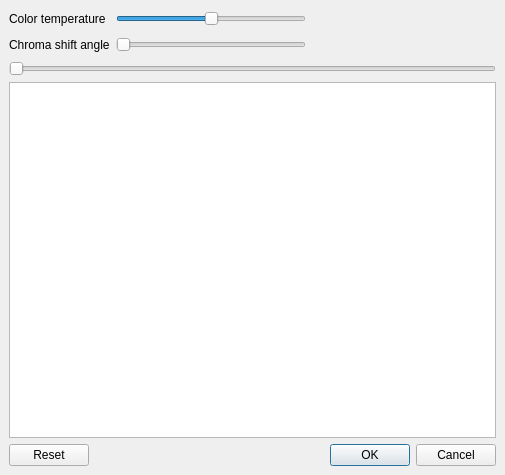
Above: avidemux_plugins/ADM_videoFilters6/colorTemp/qt4/colorTemp.ui from mean00/avidemux2 before the change. Below: the same form after it.
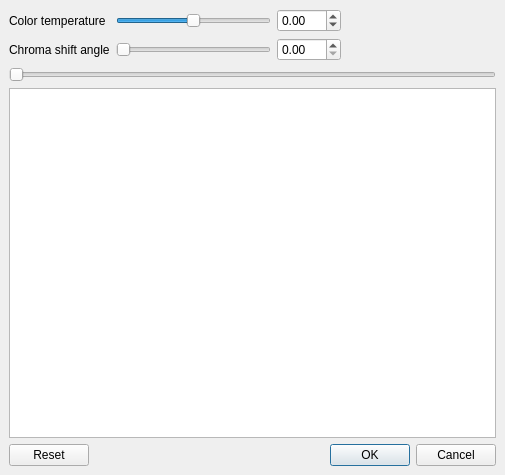
That is the form after the change. Custom widgets are drawn as their Qt base class.

Commit message: [colorTemp] add coupled spinboxes

Diff of the .ui file:
```diff
--- a/avidemux_plugins/ADM_videoFilters6/colorTemp/qt4/colorTemp.ui
+++ b/avidemux_plugins/ADM_videoFilters6/colorTemp/qt4/colorTemp.ui
@@ -58,7 +58,7 @@
       </widget>
      </item>
      <item row="1" column="1">
-      <widget class="ADM_SliderIndicator" name="horizontalSliderTemperature">
+      <widget class="QSlider" name="horizontalSliderTemperature">
        <property name="minimum">
         <number>-100</number>
        </property>
@@ -74,7 +74,7 @@
       </widget>
      </item>
      <item row="2" column="1">
-      <widget class="ADM_SliderIndicator" name="horizontalSliderAngle">
+      <widget class="QSlider" name="horizontalSliderAngle">
        <property name="maximum">
         <number>180</number>
        </property>
@@ -86,7 +86,7 @@
        </property>
       </widget>
      </item>
-     <item row="1" column="2">
+     <item row="1" column="3">
       <spacer name="horizontalSpacer">
        <property name="orientation">
         <enum>Qt::Horizontal</enum>
@@ -99,7 +99,7 @@
        </property>
       </spacer>
      </item>
-     <item row="2" column="2">
+     <item row="2" column="3">
       <spacer name="horizontalSpacer_2">
        <property name="orientation">
         <enum>Qt::Horizontal</enum>
@@ -112,6 +112,26 @@
        </property>
       </spacer>
      </item>
+     <item row="1" column="2">
+      <widget class="QDoubleSpinBox" name="doubleSpinBoxTemperature">
+       <property name="minimum">
+        <double>-1.000000000000000</double>
+       </property>
+       <property name="maximum">
+        <double>1.000000000000000</double>
+       </property>
+       <property name="singleStep">
+        <double>0.010000000000000</double>
+       </property>
+      </widget>
+     </item>
+     <item row="2" column="2">
+      <widget class="QDoubleSpinBox" name="doubleSpinBoxAngle">
+       <property name="maximum">
+        <double>180.000000000000000</double>
+       </property>
+      </widget>
+     </item>
     </layout>
    </item>
    <item>
@@ -149,11 +169,6 @@
    <extends>QSlider</extends>
    <header>ADM_toolkitQt.h</header>
   </customwidget>
-  <customwidget>
-   <class>ADM_SliderIndicator</class>
-   <extends>QSlider</extends>
-   <header>ADM_toolkitQt.h</header>
-  </customwidget>
  </customwidgets>
  <resources/>
  <connections>
```
The commit also changes 2 other files.
